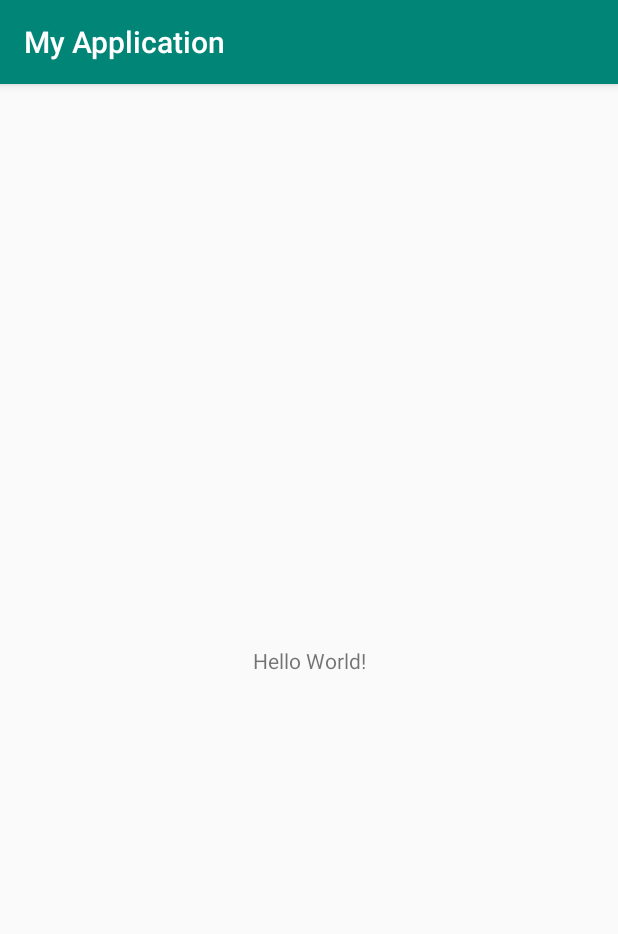
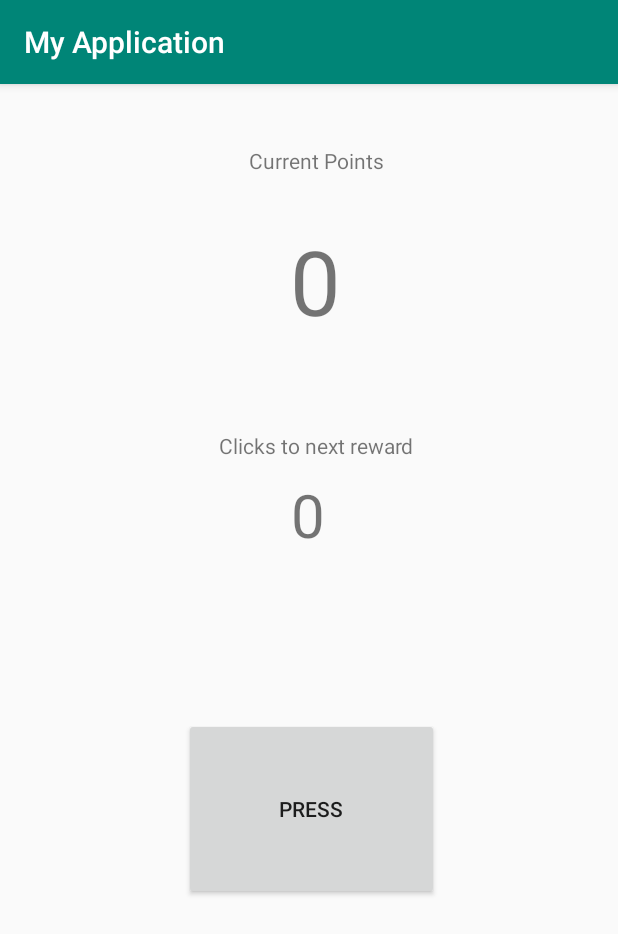
Before and after one commit to arttujo/ClickerGame, an Android app: the screen it shows after launch (MainActivity), on a phone screen of 412 x 824 dp. Shown: the top 934 px of the screen. Run offline under Robolectric (Android 15) with nearby library versions, the phone set to English and light mode, and no system bars; libraries missing offline, so code that uses them is left out: org.jetbrains.anko.

Commit message:
started working on client app

```diff
--- a/Client/ClickerGame/app/build.gradle
+++ b/Client/ClickerGame/app/build.gradle
@@ -28,6 +28,7 @@ dependencies {
     implementation"org.jetbrains.kotlin:kotlin-stdlib-jdk7:$kotlin_version"
     implementation 'androidx.appcompat:appcompat:1.1.0'
     implementation 'androidx.core:core-ktx:1.2.0'
+    implementation "org.jetbrains.anko:anko-commons:0.10.8"
     implementation 'androidx.constraintlayout:constraintlayout:1.1.3'
     testImplementation 'junit:junit:4.12'
     androidTestImplementation 'androidx.test.ext:junit:1.1.1'
--- a/Client/ClickerGame/app/src/main/AndroidManifest.xml
+++ b/Client/ClickerGame/app/src/main/AndroidManifest.xml
@@ -17,5 +17,8 @@
             </intent-filter>
         </activity>
     </application>
-
+    <uses-permission android:name="android.permission.INTERNET" />
+    <uses-permission android:name="android.permission.ACCESS_WIFI_STATE"/>
+    <uses-permission android:name="android.permission.BLUETOOTH"/>
+    <uses-permission android:name="android.permission.READ_PHONE_STATE"/>
 </manifest>
--- a/Client/ClickerGame/app/src/main/java/com/example/myapplication/MainActivity.kt
+++ b/Client/ClickerGame/app/src/main/java/com/example/myapplication/MainActivity.kt
@@ -1,12 +1,47 @@
 package com.example.myapplication
 
+import android.bluetooth.BluetoothAdapter
+import android.content.Context
+import android.net.wifi.WifiManager
 import androidx.appcompat.app.AppCompatActivity
 import android.os.Bundle
+import android.provider.Settings
+import android.telephony.TelephonyManager
+import android.text.style.TtsSpan
+import android.util.Log
+import androidx.core.content.getSystemService
+import kotlinx.android.synthetic.main.activity_main.*
+import org.jetbrains.anko.doAsync
+import org.json.JSONObject
+import java.lang.Exception
 
 class MainActivity : AppCompatActivity() {
 
+    private lateinit var postData:JSONObject
+
     override fun onCreate(savedInstanceState: Bundle?) {
+
         super.onCreate(savedInstanceState)
         setContentView(R.layout.activity_main)
+
+        playButton.setOnClickListener {
+            doAsync {
+
+                try {
+                    //var deviceName = Settings.Global.getString(contentResolver,Settings.Global.DEVICE_NAME)
+                    //Log.d("DBG",deviceName)
+                    //var deviceBtName = BluetoothAdapter.getDefaultAdapter()
+                    //Log.d("DBG",deviceBtName.name)
+                    var manager:TelephonyManager = getSystemService(Context.TELEPHONY_SERVICE) as TelephonyManager
+                    var imei = manager.imei
+                    Log.d("DBG",imei)
+
+                    postData.put("name", "test")
+                } catch (e:Exception){
+
+                }
+            }
+        }
+
     }
 }
--- a/Client/ClickerGame/app/src/main/res/layout/activity_main.xml
+++ b/Client/ClickerGame/app/src/main/res/layout/activity_main.xml
@@ -6,13 +6,77 @@
     android:layout_height="match_parent"
     tools:context=".MainActivity">
 
+
+    <Button
+        android:id="@+id/playButton"
+        android:layout_width="170dp"
+        android:layout_height="121dp"
+        android:layout_marginStart="118dp"
+        android:layout_marginEnd="119dp"
+        android:layout_marginBottom="224dp"
+        android:text="@string/press"
+        app:layout_constraintBottom_toBottomOf="parent"
+        app:layout_constraintEnd_toEndOf="parent"
+        app:layout_constraintHorizontal_bias="1.0"
+        app:layout_constraintStart_toStartOf="parent" />
+
     <TextView
-        android:layout_width="wrap_content"
-        android:layout_height="wrap_content"
-        android:text="Hello World!"
-        app:layout_constraintBottom_toBottomOf="parent"
-        app:layout_constraintLeft_toLeftOf="parent"
-        app:layout_constraintRight_toRightOf="parent"
+        android:id="@+id/pointLabel"
+        android:layout_width="170dp"
+        android:layout_height="121dp"
+        android:gravity="center"
+        android:text="0"
+        android:textSize="60sp"
+        android:layout_marginStart="125dp"
+        android:layout_marginTop="7dp"
+        android:layout_marginEnd="125dp"
+        app:layout_constraintEnd_toEndOf="parent"
+        app:layout_constraintHorizontal_bias="0.0"
+        app:layout_constraintStart_toStartOf="parent"
+        app:layout_constraintTop_toBottomOf="@+id/textView2" />
+
+    <TextView
+        android:id="@+id/textView2"
+        android:textAlignment="center"
+        android:layout_width="170dp"
+        android:layout_height="22dp"
+        android:layout_marginStart="125dp"
+        android:layout_marginTop="41dp"
+        android:layout_marginEnd="116dp"
+        android:layout_marginBottom="7dp"
+        android:text="@string/points"
+        app:layout_constraintBottom_toTopOf="@+id/pointLabel"
+        app:layout_constraintEnd_toEndOf="parent"
+        app:layout_constraintStart_toStartOf="parent"
         app:layout_constraintTop_toTopOf="parent" />
 
+    <TextView
+        android:id="@+id/textView"
+        android:layout_width="170dp"
+        android:layout_height="wrap_content"
+        android:layout_marginStart="125dp"
+        android:layout_marginTop="39dp"
+        android:layout_marginEnd="116dp"
+        android:text="@string/pointsTo"
+        android:textAlignment="center"
+        app:layout_constraintEnd_toEndOf="parent"
+        app:layout_constraintStart_toStartOf="parent"
+        app:layout_constraintTop_toBottomOf="@+id/pointLabel" />
+
+    <TextView
+        android:id="@+id/pointsToLabel"
+        android:layout_width="84dp"
+        android:layout_height="66dp"
+        android:layout_marginStart="163dp"
+        android:layout_marginTop="3dp"
+        android:layout_marginEnd="164dp"
+        android:layout_marginBottom="68dp"
+        android:gravity="center"
+        android:text="0"
+        android:textSize="40sp"
+        app:layout_constraintBottom_toTopOf="@+id/button"
+        app:layout_constraintEnd_toEndOf="parent"
+        app:layout_constraintHorizontal_bias="0.0"
+        app:layout_constraintStart_toStartOf="parent"
+        app:layout_constraintTop_toBottomOf="@+id/textView" />
 </androidx.constraintlayout.widget.ConstraintLayout>
--- a/Client/ClickerGame/app/src/main/res/values/strings.xml
+++ b/Client/ClickerGame/app/src/main/res/values/strings.xml
@@ -1,4 +1,6 @@
 <resources>
     <string name="app_name">My Application</string>
-
+    <string name="press">Press</string>
+    <string name="points">Current Points</string>
+    <string name="pointsTo">Clicks to next reward</string>
 </resources>
```
